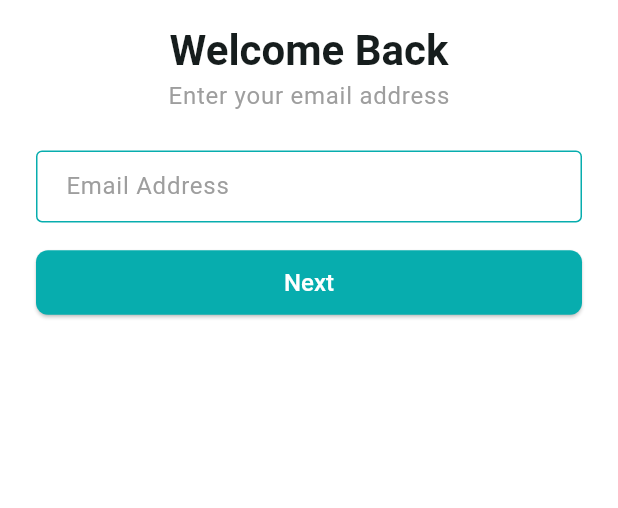
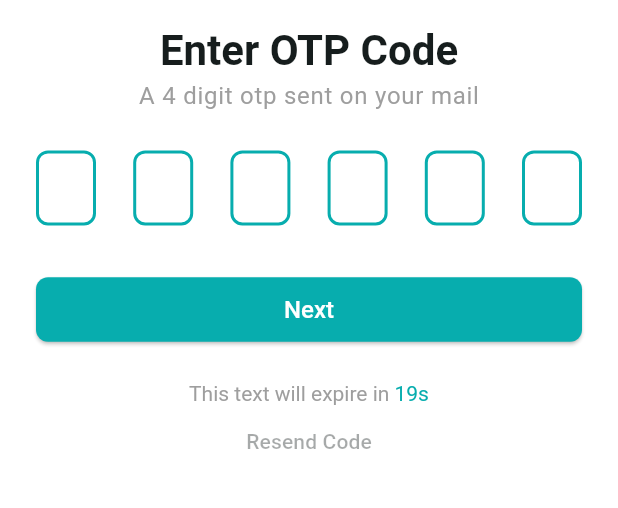
Before and after one commit to AlexMajumder/Crafty_Bay, a Flutter app: the screen it shows after launch, after a tap on "Next", on a phone screen of 412 x 824 dp, the part 345-853 px from its top. Run offline on Flutter 3.47's test engine with Material 3 defaults, Android fonts, the phone set to English and light mode, and no system bars; drawn by our look-alikes of pin_code_fields; our stand-ins replace email_validator, flutter_svg.

Commit message:
added timer to control resend code

```diff
--- a/lib/app/app.dart
+++ b/lib/app/app.dart
@@ -1,8 +1,10 @@
-
 import 'package:crafty_bay/app/app_theme_data.dart';
 import 'package:crafty_bay/features/auth/ui/screens/email_verification_screen.dart';
 import 'package:crafty_bay/features/auth/ui/screens/splash_screen.dart';
 import 'package:flutter/material.dart';
+
+import '../features/auth/ui/screens/otp_verification_screen.dart';
+
 class CraftyBay extends StatelessWidget {
   const CraftyBay({super.key});
 
@@ -10,12 +12,15 @@ class CraftyBay extends StatelessWidget {
   Widget build(BuildContext context) {
     return MaterialApp(
       initialRoute: SplashScreen.name,
-      theme : AppThemeData.lightThemeData,
+      theme: AppThemeData.lightThemeData,
       darkTheme: AppThemeData.darkThemeData,
       themeMode: ThemeMode.light,
-      routes: <String,WidgetBuilder> {
-        SplashScreen.name : (context) => const SplashScreen(),
-        EmailVerificationScreen.name : (context) => const EmailVerificationScreen(),
+      routes: <String, WidgetBuilder>{
+        SplashScreen.name: (context) => const SplashScreen(),
+        EmailVerificationScreen.name: (context) =>
+            const EmailVerificationScreen(),
+        OtpVerificationScreen.name: (context) =>
+        const OtpVerificationScreen(),
       },
     );
   }
--- a/lib/app/app_theme_data.dart
+++ b/lib/app/app_theme_data.dart
@@ -54,6 +54,12 @@ class AppThemeData{
           ),
           padding: const EdgeInsets.symmetric(vertical: 12),
         ),
+      ),
+
+      textButtonTheme: TextButtonThemeData(
+        style: TextButton.styleFrom(
+          foregroundColor: AppColors.themeColor,
+        )
       )
 
     );
--- a/lib/features/auth/ui/screens/email_verification_screen.dart
+++ b/lib/features/auth/ui/screens/email_verification_screen.dart
@@ -1,11 +1,15 @@
+import 'dart:async';
+
 import 'package:crafty_bay/app/app_color.dart';
+import 'package:crafty_bay/features/auth/ui/screens/otp_verification_screen.dart';
 import 'package:crafty_bay/features/auth/ui/widgets/app_logo_widget.dart';
+import 'package:email_validator/email_validator.dart';
 import 'package:flutter/material.dart';
 
 class EmailVerificationScreen extends StatefulWidget {
   const EmailVerificationScreen({super.key});
 
-  static const name = '/email-verification';//44m
+  static const name = '/email-verification';
 
   @override
   State<EmailVerificationScreen> createState() =>
@@ -13,6 +17,12 @@ class EmailVerificationScreen extends StatefulWidget {
 }
 
 class _EmailVerificationScreenState extends State<EmailVerificationScreen> {
+
+
+  final TextEditingController _emailTEController = TextEditingController();
+  final GlobalKey<FormState> _formKey = GlobalKey<FormState>();
+
+
   @override
   Widget build(BuildContext context) {
     return Scaffold(
@@ -20,6 +30,8 @@ class _EmailVerificationScreenState extends State<EmailVerificationScreen> {
         child: Padding(
           padding: const EdgeInsets.all(24),
           child: Center(
+            child: Form(
+              key: _formKey,
               child: Column(
                 children: [
                   const SizedBox(
@@ -43,16 +55,32 @@ class _EmailVerificationScreenState extends State<EmailVerificationScreen> {
                     height: 24,
                   ),
                   TextFormField(
+                    autovalidateMode: AutovalidateMode.onUserInteraction,
+                    controller: _emailTEController,
+                    keyboardType: TextInputType.emailAddress,
                     decoration: const InputDecoration(
                       hintText: 'Email Address'
                     ),
+                    validator:(String? value){
+                      if(value?.trim().isEmpty ?? true){
+                        return'Enter your email address';
+                      }
+                      if(!EmailValidator.validate(value!)){
+                        return 'Enter a valid email address';
+                      }
+                      return null;
+                    },
                   ),
                   const SizedBox(
                     height: 16,
                   ),
                   ElevatedButton(
-                  onPressed: (){}, child: const Text('Next'),),
+                    onPressed: (){
+                      //if(_formKey.currentState!.validate()){}
+                      Navigator.pushNamed(context, OtpVerificationScreen.name);
+                    }, child: const Text('Next'),),
                 ],
+              ),
             ),
           ),
         ),
--- /dev/null
+++ b/lib/features/auth/ui/screens/otp_verification_screen.dart
@@ -0,0 +1,141 @@
+import 'dart:async';
+import 'package:crafty_bay/app/app_color.dart';
+import 'package:crafty_bay/features/auth/ui/widgets/app_logo_widget.dart';
+import 'package:flutter/material.dart';
+import 'package:pin_code_fields/pin_code_fields.dart';
+
+class OtpVerificationScreen extends StatefulWidget {
+  const OtpVerificationScreen({super.key});
+
+  static const name = '/otp-verification';
+
+  @override
+  State<OtpVerificationScreen> createState() => _OtpVerificationScreenState();
+}
+
+class _OtpVerificationScreenState extends State<OtpVerificationScreen> {
+  final TextEditingController _otpTEController = TextEditingController();
+  final GlobalKey<FormState> _formKey = GlobalKey<FormState>();
+
+  Timer? _timer;
+  int _countDown = 20;
+  bool _canResend= false;
+  bool _isButtonActiveAndCountDownTextShow = true;
+
+  void _startTimer(){
+    _timer = Timer.periodic(const Duration(seconds: 1), (timer){
+      setState(() {
+        if(_countDown>0){
+          _countDown--;
+        }else{
+          _timer!.cancel();
+          _canResend= true;
+          _isButtonActiveAndCountDownTextShow = false;
+        }
+      });
+    });
+  }
+
+  void _resendOtp(){
+    if(_canResend){
+     setState(() {
+       _countDown = 20;
+       _canResend= false;
+       _isButtonActiveAndCountDownTextShow = true;
+     });
+     _startTimer();
+    }
+
+  }
+
+
+
+  @override
+  void initState() {
+    super.initState();
+    _startTimer();
+  }
+
+  @override
+  Widget build(BuildContext context) {
+    return Scaffold(
+      body: SingleChildScrollView(
+        child: Padding(
+          padding: const EdgeInsets.all(24),
+          child: Center(
+            child: Form(
+              key: _formKey,
+              child: Column(
+                children: [
+                  const SizedBox(
+                    height: 80,
+                  ),
+                  const AppLogoWidget(),
+                  const SizedBox(
+                    height: 16,
+                  ),
+                  Text(
+                    'Enter OTP Code',
+                    style: Theme.of(context).textTheme.titleLarge,
+                  ),
+                  Text(
+                    'A 4 digit otp sent on your mail',
+                    style: Theme.of(context).textTheme.bodyLarge?.copyWith(
+                          color: Colors.grey,
+                        ),
+                  ),
+                  const SizedBox(
+                    height: 24,
+                  ),
+                  PinCodeTextField(
+                    length: 6,
+                    obscureText: false,
+                    animationType: AnimationType.fade,
+                    animationDuration:
+                        Duration(milliseconds: 300), // Pass it here
+                    appContext: context,
+                    controller: _otpTEController,
+                    keyboardType: TextInputType.number,
+                    pinTheme: PinTheme(
+                      shape: PinCodeFieldShape.box,
+                      activeColor: AppColors.themeColor,
+                      inactiveColor: AppColors.themeColor,
+                      borderRadius: BorderRadius.circular(8),
+                    ),
+                  ),
+                  const SizedBox(
+                    height: 16,
+                  ),
+                  ElevatedButton(
+                    onPressed: () {
+                      if (_formKey.currentState!.validate()) {}
+                    },
+                    child: const Text('Next'),
+                  ),
+                  const SizedBox(
+                    height: 24,
+                  ),
+                  _isButtonActiveAndCountDownTextShow? RichText(
+                    text:  TextSpan(
+                      text: 'This text will expire in ',
+                      style: const TextStyle(color: Colors.grey),
+                      children: [
+                        TextSpan(
+                            text: '${_countDown.toString()}s',
+                            style: const TextStyle(color: AppColors.themeColor)),
+                      ],
+                    ),
+                  ): const SizedBox.shrink(),
+                  TextButton(onPressed:!_isButtonActiveAndCountDownTextShow ? (){
+                    _resendOtp();
+                  }: null,
+                    child: const Text('Resend Code'),),
+                ],
+              ),
+            ),
+          ),
+        ),
+      ),
+    );
+  }
+}
--- a/pubspec.yaml
+++ b/pubspec.yaml
@@ -17,6 +17,8 @@ dependencies:
     sdk: flutter
   cupertino_icons: ^1.0.8
   flutter_svg: ^2.0.16
+  email_validator: ^3.0.0
+  pin_code_fields: ^8.0.1
 
 dev_dependencies:
   flutter_test:
```
Also changed, not shown: pubspec.lock. Lines whose indentation alone changed are shown as unchanged.
